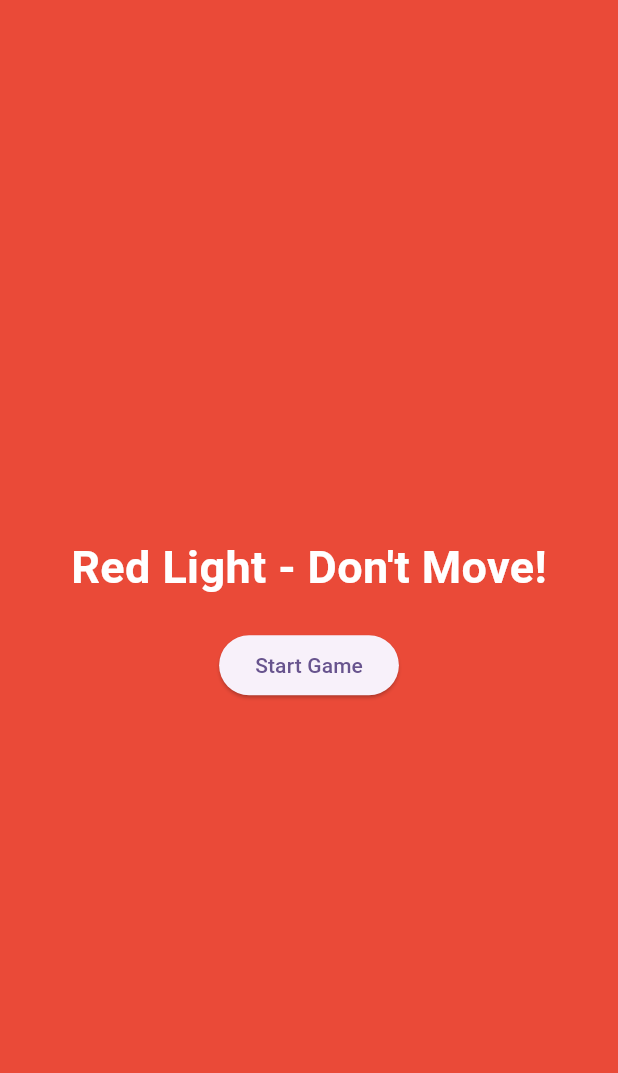
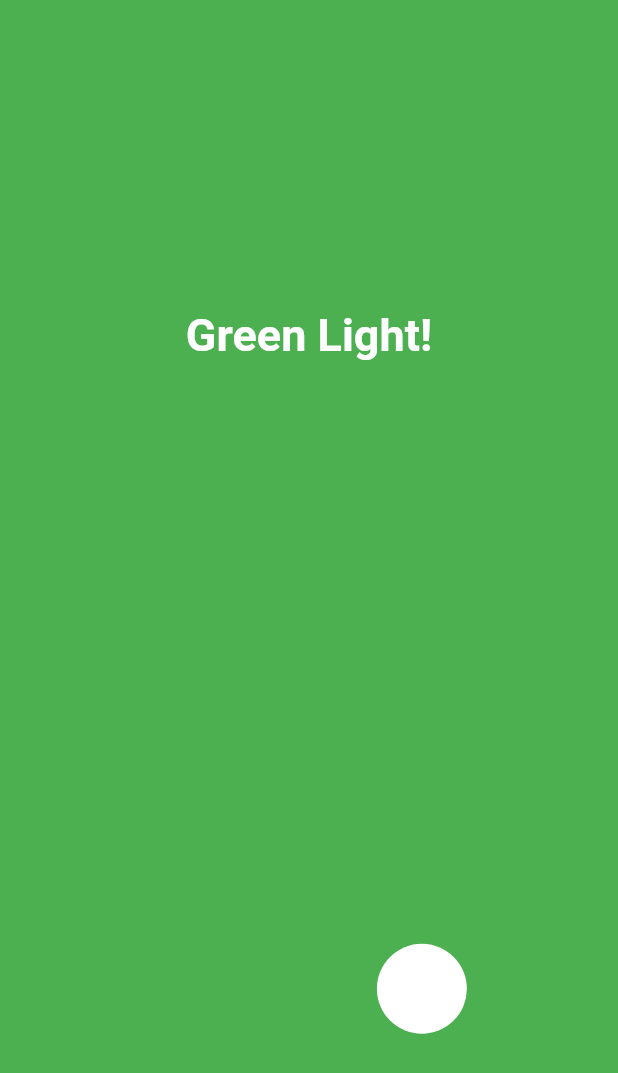
Before and after one commit to nicowalter256/animations, a Flutter app: the screen it shows after launch, on a phone screen of 412 x 824 dp. Shown: the top 1073 px of the screen. Run offline on Flutter 3.47's test engine with Material 3 defaults, Android fonts, the phone set to English and light mode, and no system bars.

Commit message:
created animation 2

```diff
--- a/lib/main.dart
+++ b/lib/main.dart
@@ -1,5 +1,6 @@
 import 'package:flutter/material.dart';
 
+import 'views/animation_two.dart';
 import 'views/home_screen.dart';
 
 void main() {
@@ -18,7 +19,7 @@ class MyApp extends StatelessWidget {
         colorScheme: ColorScheme.fromSeed(seedColor: Colors.deepPurple),
         useMaterial3: true,
       ),
-      home: SquidGameScreen(),
+      home: SquidGameScreenTwo(),
     );
   }
 }
--- /dev/null
+++ b/lib/views/animation_two.dart
@@ -0,0 +1,113 @@
+import 'package:flutter/material.dart';
+import 'dart:async';
+
+class SquidGameScreenTwo extends StatefulWidget {
+  @override
+  _SquidGameScreenTwoState createState() => _SquidGameScreenTwoState();
+}
+
+class _SquidGameScreenTwoState extends State<SquidGameScreenTwo>
+    with TickerProviderStateMixin {
+  late AnimationController _controller;
+  late Animation<double> _playerMovementAnimation;
+  late bool isRedLight;
+
+  double _playerPosition = 0.0; // Player's horizontal position
+
+  @override
+  void initState() {
+    super.initState();
+    isRedLight = true; // Start with red light
+
+    _controller = AnimationController(
+      duration: Duration(seconds: 4),
+      vsync: this,
+    )..addListener(() {
+        setState(() {
+          _playerPosition = _playerMovementAnimation.value;
+        });
+      });
+
+    _playerMovementAnimation = Tween<double>(
+      begin: 0.0,
+      end: 300.0, // 300 pixels of movement
+    ).animate(CurvedAnimation(
+      parent: _controller,
+      curve: Curves.linear,
+    ));
+
+    // Start the cycle
+    _startAnimationCycle();
+  }
+
+  // This function will toggle between red and green light every 4 seconds
+  void _startAnimationCycle() {
+    Timer.periodic(Duration(seconds: 4), (timer) {
+      if (_controller.isCompleted || _controller.isDismissed) {
+        if (isRedLight) {
+          _controller.forward(from: 0.0);
+        } else {
+          _controller.reverse(from: _playerMovementAnimation.value);
+        }
+        setState(() {
+          isRedLight = !isRedLight;
+        });
+      }
+    });
+  }
+
+  @override
+  void dispose() {
+    _controller.dispose();
+    super.dispose();
+  }
+
+  @override
+  Widget build(BuildContext context) {
+    return Scaffold(
+      backgroundColor: isRedLight ? Colors.red : Colors.green,
+      body: Center(
+        child: CustomPaint(
+          painter: PlayerPainter(_playerPosition, isRedLight),
+          size: Size(double.infinity, double.infinity),
+        ),
+      ),
+    );
+  }
+}
+
+// Custom painter to draw the player
+class PlayerPainter extends CustomPainter {
+  final double playerPosition;
+  final bool isRedLight;
+
+  PlayerPainter(this.playerPosition, this.isRedLight);
+
+  @override
+  void paint(Canvas canvas, Size size) {
+    final paint = Paint()
+      ..color = Colors.white
+      ..style = PaintingStyle.fill;
+
+    // Draw the player as a circle (you can customize the character here)
+    canvas.drawCircle(Offset(playerPosition, size.height * 0.8), 30, paint);
+
+    // Draw text indicating the current light color
+    final textPaint = TextPainter(
+      text: TextSpan(
+        text: isRedLight ? "Red Light!" : "Green Light!",
+        style: TextStyle(
+            fontSize: 30, color: Colors.white, fontWeight: FontWeight.bold),
+      ),
+      textDirection: TextDirection.ltr,
+    );
+    textPaint.layout();
+    textPaint.paint(
+        canvas, Offset(size.width / 2 - textPaint.width / 2, size.height / 4));
+  }
+
+  @override
+  bool shouldRepaint(CustomPainter oldDelegate) {
+    return true; // Redraw on every frame
+  }
+}
```
